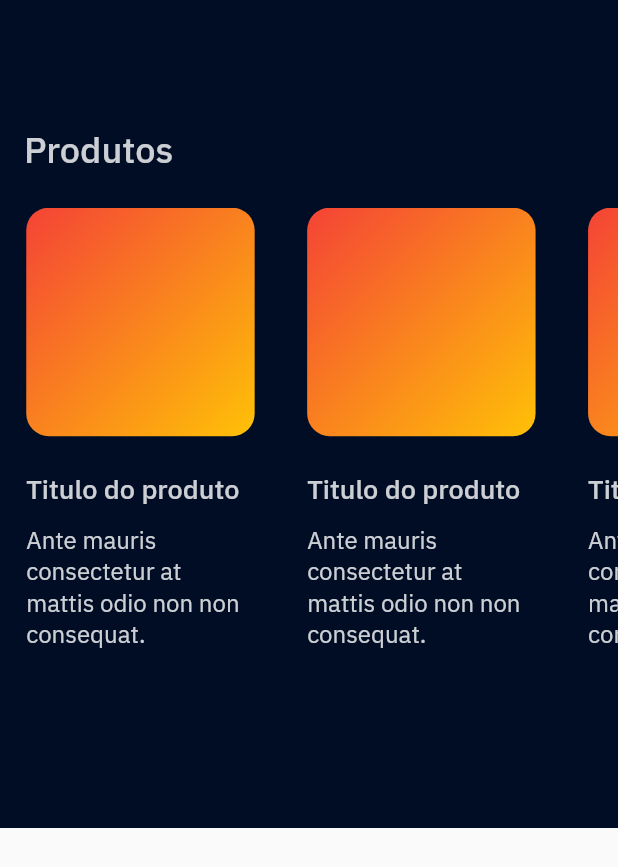
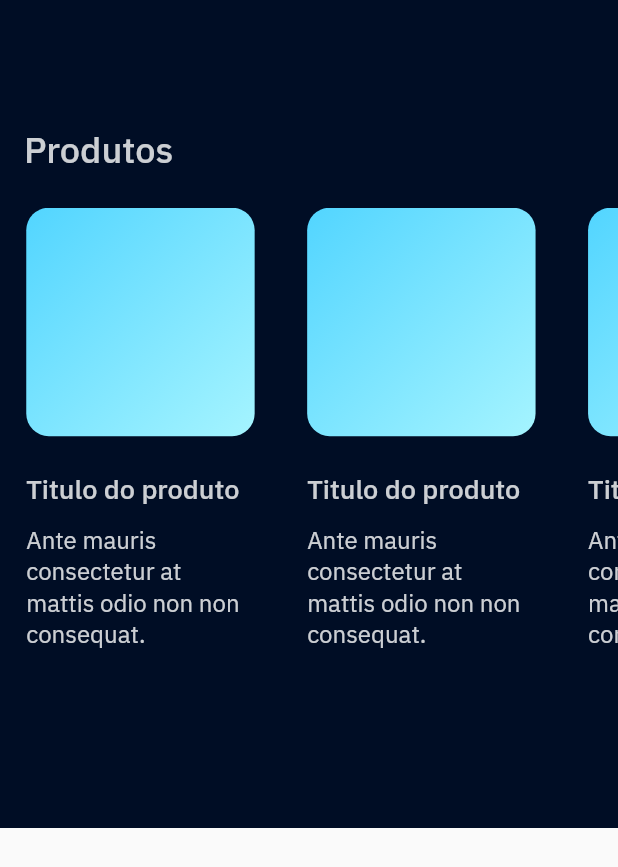
Before and after one commit to diegomors/speedup, a Flutter app: the screen it shows after launch, on a phone screen of 412 x 824 dp. Shown: the top 867 px of the screen. Run offline on Flutter 3.47's test engine with Material 2 defaults, Android fonts, the phone set to English and light mode, and no system bars; our stand-ins replace expandable_page_view.

Commit message:
Revert "change background colors"
This reverts commit 9728dbf473771329bb17c9d67cb59687664b3da1.

```diff
--- a/lib/shared/components/my_carousel_item.dart
+++ b/lib/shared/components/my_carousel_item.dart
@@ -26,10 +26,8 @@ class MyCarouselItem extends StatelessWidget {
             begin: Alignment.topLeft,
             end: Alignment.bottomRight,
             colors: [
-              // Color.fromRGBO(82, 213, 255, 1),
-              // Color.fromRGBO(165, 244, 255, 1),
-              Colors.red,
-              Colors.amber,
+              Color.fromRGBO(82, 213, 255, 1),
+              Color.fromRGBO(165, 244, 255, 1),
             ],
           ),
           borderRadius: BorderRadius.all(Radius.circular(16.0)),
```
Also changed, not shown: pubspec.lock.
